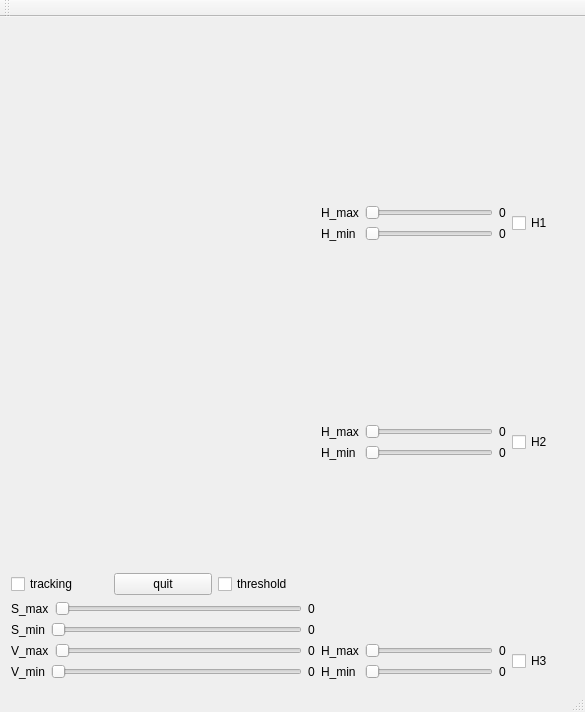
Qt form opencv_app/mainwindow.ui (IngaCansat/cv-olymp) before a commit.
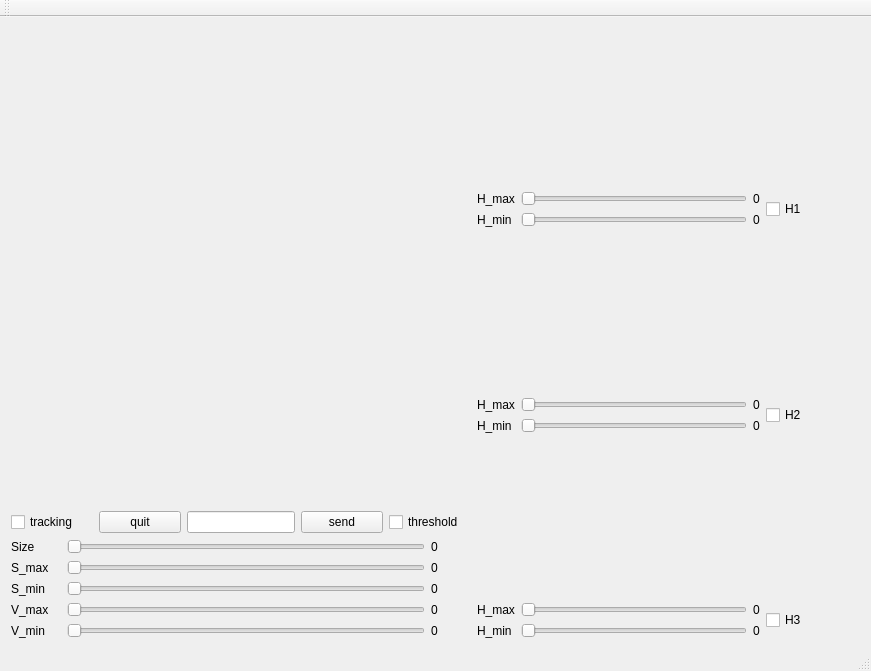
The same form after that commit.

```diff
--- a/opencv_app/mainwindow.ui
+++ b/opencv_app/mainwindow.ui
@@ -6,8 +6,8 @@
    <rect>
     <x>0</x>
     <y>0</y>
-    <width>585</width>
-    <height>712</height>
+    <width>871</width>
+    <height>671</height>
    </rect>
   </property>
   <property name="minimumSize">
@@ -81,6 +81,23 @@
                 </property>
                </widget>
               </item>
+              <item>
+               <widget class="QLineEdit" name="lineEdit">
+                <property name="sizePolicy">
+                 <sizepolicy hsizetype="Fixed" vsizetype="Fixed">
+                  <horstretch>0</horstretch>
+                  <verstretch>0</verstretch>
+                 </sizepolicy>
+                </property>
+               </widget>
+              </item>
+              <item>
+               <widget class="QPushButton" name="send_pushButton">
+                <property name="text">
+                 <string>send</string>
+                </property>
+               </widget>
+              </item>
               <item>
                <widget class="QCheckBox" name="threshold_checkBox">
                 <property name="text">
@@ -92,10 +109,59 @@
             </item>
             <item>
              <layout class="QVBoxLayout" name="SV_sliders_verticalLayout">
+              <item>
+               <layout class="QHBoxLayout" name="Size_horizontalLayout">
+                <item>
+                 <widget class="QLabel" name="Size_lbl">
+                  <property name="minimumSize">
+                   <size>
+                    <width>50</width>
+                    <height>0</height>
+                   </size>
+                  </property>
+                  <property name="text">
+                   <string>Size</string>
+                  </property>
+                 </widget>
+                </item>
+                <item>
+                 <widget class="QSlider" name="Size_slider">
+                  <property name="minimum">
+                   <number>0</number>
+                  </property>
+                  <property name="maximum">
+                   <number>100</number>
+                  </property>
+                  <property name="orientation">
+                   <enum>Qt::Horizontal</enum>
+                  </property>
+                 </widget>
+                </item>
+                <item>
+                 <widget class="QLabel" name="Size_value_lbl">
+                  <property name="minimumSize">
+                   <size>
+                    <width>40</width>
+                    <height>0</height>
+                   </size>
+                  </property>
+                  <property name="text">
+                   <string>0</string>
+                  </property>
+                 </widget>
+                </item>
+               </layout>
+              </item>
               <item>
                <layout class="QHBoxLayout" name="S_max_horizontalLayout">
                 <item>
                  <widget class="QLabel" name="S_max_lbl">
+                  <property name="minimumSize">
+                   <size>
+                    <width>50</width>
+                    <height>0</height>
+                   </size>
+                  </property>
                   <property name="text">
                    <string>S_max</string>
                   </property>
@@ -107,7 +173,7 @@
                    <number>255</number>
                   </property>
                   <property name="pageStep">
-                   <number>20</number>
+                   <number>10</number>
                   </property>
                   <property name="orientation">
                    <enum>Qt::Horizontal</enum>
@@ -116,6 +182,12 @@
                 </item>
                 <item>
                  <widget class="QLabel" name="S_max_value_lbl">
+                  <property name="minimumSize">
+                   <size>
+                    <width>40</width>
+                    <height>0</height>
+                   </size>
+                  </property>
                   <property name="text">
                    <string>0</string>
                   </property>
@@ -127,6 +199,12 @@
                <layout class="QHBoxLayout" name="S_min_horizontalLayout">
                 <item>
                  <widget class="QLabel" name="S_min_lbl">
+                  <property name="minimumSize">
+                   <size>
+                    <width>50</width>
+                    <height>0</height>
+                   </size>
+                  </property>
                   <property name="text">
                    <string>S_min</string>
                   </property>
@@ -144,6 +222,12 @@
                 </item>
                 <item>
                  <widget class="QLabel" name="S_min_value_lbl">
+                  <property name="minimumSize">
+                   <size>
+                    <width>40</width>
+                    <height>0</height>
+                   </size>
+                  </property>
                   <property name="text">
                    <string>0</string>
                   </property>
@@ -155,6 +239,12 @@
                <layout class="QHBoxLayout" name="V_max_horizontalLayout">
                 <item>
                  <widget class="QLabel" name="V_max_lbl">
+                  <property name="minimumSize">
+                   <size>
+                    <width>50</width>
+                    <height>0</height>
+                   </size>
+                  </property>
                   <property name="text">
                    <string>V_max</string>
                   </property>
@@ -172,6 +262,12 @@
                 </item>
                 <item>
                  <widget class="QLabel" name="V_max_value_lbl">
+                  <property name="minimumSize">
+                   <size>
+                    <width>40</width>
+                    <height>0</height>
+                   </size>
+                  </property>
                   <property name="text">
                    <string>0</string>
                   </property>
@@ -183,6 +279,12 @@
                <layout class="QHBoxLayout" name="V_min_horizontalLayout">
                 <item>
                  <widget class="QLabel" name="V_min_lbl">
+                  <property name="minimumSize">
+                   <size>
+                    <width>50</width>
+                    <height>0</height>
+                   </size>
+                  </property>
                   <property name="text">
                    <string>V_min</string>
                   </property>
@@ -200,6 +302,12 @@
                 </item>
                 <item>
                  <widget class="QLabel" name="V_min_value_lbl">
+                  <property name="minimumSize">
+                   <size>
+                    <width>40</width>
+                    <height>0</height>
+                   </size>
+                  </property>
                   <property name="text">
                    <string>0</string>
                   </property>
```
Left out of the diff: 2 changed lines with no effect on the pictures.
